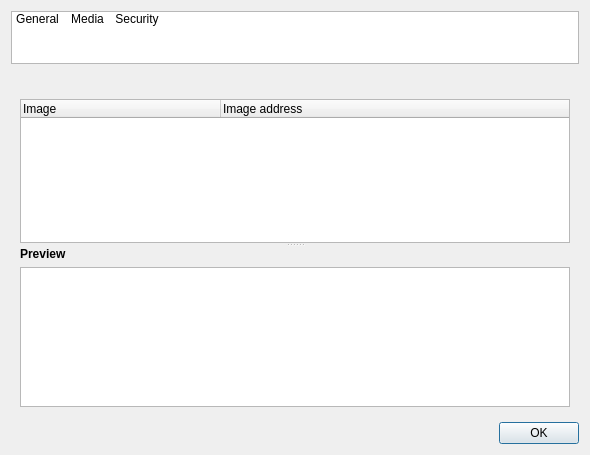
The window that src/lib/webview/siteinfo.ui (QupZilla/qupzilla) describes before a commit, drawn with Qt 5.
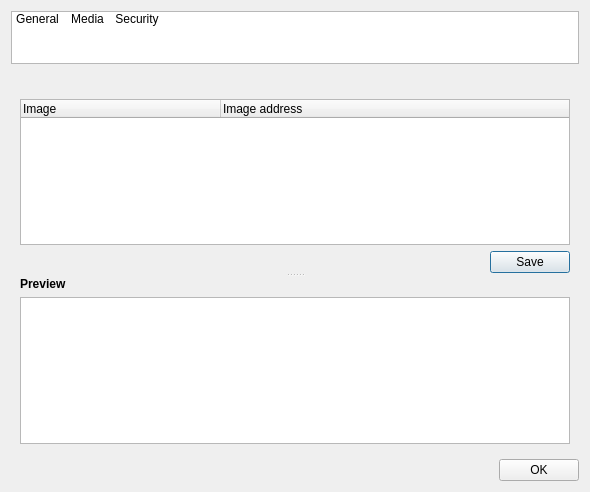
The same window after the commit. The open tabs and pages were chosen to show the change. Custom widgets are drawn as their Qt base class.

```diff
--- a/src/lib/webview/siteinfo.ui
+++ b/src/lib/webview/siteinfo.ui
@@ -7,40 +7,14 @@
     <x>0</x>
     <y>0</y>
     <width>590</width>
-    <height>455</height>
+    <height>492</height>
    </rect>
   </property>
   <property name="windowTitle">
    <string>Site Info</string>
   </property>
   <layout class="QGridLayout" name="gridLayout">
-   <item row="6" column="1">
-    <widget class="QDialogButtonBox" name="buttonBox">
-     <property name="orientation">
-      <enum>Qt::Horizontal</enum>
-     </property>
-     <property name="standardButtons">
-      <set>QDialogButtonBox::Ok</set>
-     </property>
-    </widget>
-   </item>
-   <item row="1" column="1">
-    <widget class="SqueezeLabelV2" name="heading">
-     <property name="maximumSize">
-      <size>
-       <width>550</width>
-       <height>16777215</height>
-      </size>
-     </property>
-     <property name="text">
-      <string/>
-     </property>
-     <property name="textInteractionFlags">
-      <set>Qt::LinksAccessibleByMouse|Qt::TextSelectableByMouse</set>
-     </property>
-    </widget>
-   </item>
-   <item row="0" column="1">
+   <item row="0" column="0">
     <widget class="QListWidget" name="listWidget">
      <property name="sizePolicy">
       <sizepolicy hsizetype="Preferred" vsizetype="Preferred">
@@ -101,7 +75,23 @@
      </item>
     </widget>
    </item>
-   <item row="4" column="1">
+   <item row="1" column="0">
+    <widget class="SqueezeLabelV2" name="heading">
+     <property name="maximumSize">
+      <size>
+       <width>550</width>
+       <height>16777215</height>
+      </size>
+     </property>
+     <property name="text">
+      <string/>
+     </property>
+     <property name="textInteractionFlags">
+      <set>Qt::LinksAccessibleByMouse|Qt::TextSelectableByMouse</set>
+     </property>
+    </widget>
+   </item>
+   <item row="2" column="0">
     <widget class="QStackedWidget" name="stackedWidget">
      <property name="currentIndex">
       <number>0</number>
@@ -279,12 +269,15 @@
       </layout>
      </widget>
      <widget class="QWidget" name="page_3">
-      <layout class="QGridLayout" name="gridLayout_3">
-       <item row="0" column="0">
+      <layout class="QVBoxLayout" name="verticalLayout_3">
+       <item>
         <widget class="QSplitter" name="splitter">
          <property name="orientation">
           <enum>Qt::Vertical</enum>
          </property>
+         <widget class="QWidget" name="verticalLayoutWidget">
+          <layout class="QVBoxLayout" name="verticalLayout_2">
+           <item>
          <widget class="QTreeWidget" name="treeImages">
           <property name="minimumSize">
            <size>
@@ -309,6 +302,16 @@
            </property>
           </column>
          </widget>
+           </item>
+           <item>
+            <widget class="QDialogButtonBox" name="saveButton">
+             <property name="standardButtons">
+              <set>QDialogButtonBox::Save</set>
+             </property>
+            </widget>
+           </item>
+          </layout>
+         </widget>
          <widget class="QWidget" name="layoutWidget">
           <layout class="QVBoxLayout" name="verticalLayout">
            <item>
@@ -371,6 +374,16 @@
      </widget>
     </widget>
    </item>
+   <item row="3" column="0">
+    <widget class="QDialogButtonBox" name="buttonBox">
+     <property name="orientation">
+      <enum>Qt::Horizontal</enum>
+     </property>
+     <property name="standardButtons">
+      <set>QDialogButtonBox::Ok</set>
+     </property>
+    </widget>
+   </item>
   </layout>
  </widget>
  <customwidgets>
```
Lines whose indentation alone changed are shown as unchanged.
